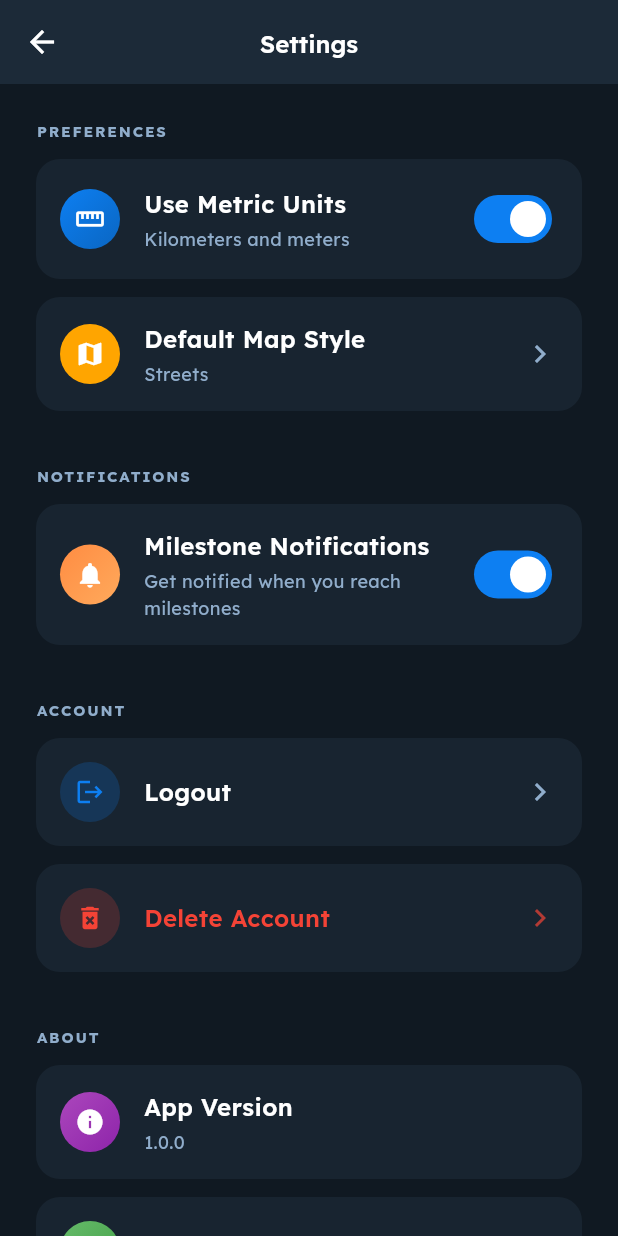
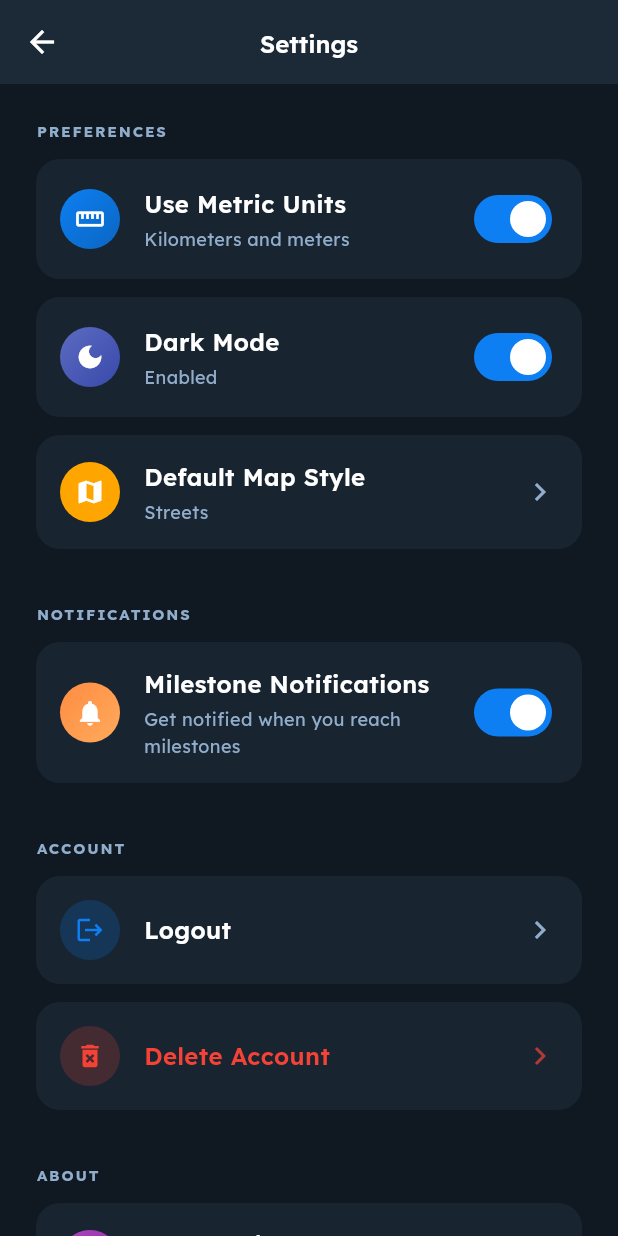
Before and after one commit to Happyloopgit/runtocanada, a Flutter app: the SettingsScreen screen opened by its route, on a phone screen of 412 x 824 dp. Run offline on Flutter 3.47's test engine with Material 3 defaults, Android fonts, the phone set to English and light mode, and no system bars; our stand-ins replace cached_network_image, cloud_firestore, connectivity_plus, dio, firebase_auth, firebase_core and 9 more; missing offline and left inert: mapbox_maps_flutter, purchases_flutter; accounts and stored records are empty.

Commit message:
Session 16: Implement dark mode toggle infrastructure & investigate root cause
Added dark mode toggle UI and state management:
- Added darkModeEnabled field to UserSettingsHive model with Hive persistence
- Created setDarkModeEnabled() method in SettingsNotifier
- Built dark mode toggle UI in settings screen (switch, icon, text)
- Created darkModeProvider for MaterialApp to watch
- Connected MaterialApp themeMode to darkModeProvider

Investigation findings:
- Provider system works correctly (state changes, notifications propagate)
- MaterialApp theme switching works correctly
- Root cause: All widgets use hardcoded dark colors (AppColors.backgroundDark, etc.)
  instead of Theme.of(context).colorScheme.*
- 611 color references across 40 files need updating to be theme-aware

Documentation:
- Added comprehensive Issue #60 to TESTING_ISSUES_LOG.md
- Documented root cause, solution plan, and next steps
- Systematic widget refactoring planned for Session 17

🤖 Generated with [Claude Code](https://claude.com/claude-code)

Co-Authored-By: Claude Sonnet 4.5 <noreply@anthropic.com>

```diff
--- a/app/lib/features/settings/presentation/screens/settings_screen.dart
+++ b/app/lib/features/settings/presentation/screens/settings_screen.dart
@@ -248,6 +248,75 @@ class SettingsScreen extends ConsumerWidget {
                       value: settings.useMetric,
                       onChanged: (value) {
                         ref.read(settingsNotifierProvider.notifier).setUseMetricUnits(value);
+                      },
+                      activeThumbColor: Colors.white,
+                      activeTrackColor: AppColors.primary,
+                    ),
+                  ],
+                ),
+              ),
+
+              // Dark Mode Toggle Card
+              SolidCard(
+                padding: const EdgeInsets.all(16),
+                margin: const EdgeInsets.only(bottom: 12),
+                child: Row(
+                  children: [
+                    // Icon
+                    Container(
+                      width: 40,
+                      height: 40,
+                      decoration: BoxDecoration(
+                        gradient: LinearGradient(
+                          colors: [
+                            Colors.indigo.shade400,
+                            Colors.indigo.shade600,
+                          ],
+                          begin: Alignment.topLeft,
+                          end: Alignment.bottomRight,
+                        ),
+                        shape: BoxShape.circle,
+                      ),
+                      child: Icon(
+                        settings.darkModeEnabled
+                            ? Icons.dark_mode
+                            : Icons.light_mode,
+                        color: Colors.white,
+                        size: 20,
+                      ),
+                    ),
+                    const SizedBox(width: 16),
+
+                    // Text
+                    Expanded(
+                      child: Column(
+                        crossAxisAlignment: CrossAxisAlignment.start,
+                        children: [
+                          Text(
+                            'Dark Mode',
+                            style: AppTextStyles.bodyLarge.copyWith(
+                              color: AppColors.textPrimaryDark,
+                              fontWeight: FontWeight.w600,
+                            ),
+                          ),
+                          const SizedBox(height: 2),
+                          Text(
+                            settings.darkModeEnabled
+                                ? 'Enabled'
+                                : 'Disabled',
+                            style: AppTextStyles.bodySmall.copyWith(
+                              color: AppColors.textSecondaryDark,
+                            ),
+                          ),
+                        ],
+                      ),
+                    ),
+
+                    // Switch
+                    Switch(
+                      value: settings.darkModeEnabled,
+                      onChanged: (value) {
+                        ref.read(settingsNotifierProvider.notifier).setDarkModeEnabled(value);
                       },
                       activeThumbColor: Colors.white,
                       activeTrackColor: AppColors.primary,
--- a/app/lib/main.dart
+++ b/app/lib/main.dart
@@ -11,6 +11,7 @@ import 'package:run_to_canada/core/theme/app_theme.dart';
 import 'package:run_to_canada/firebase_options.dart';
 import 'package:run_to_canada/core/data/services/hive_service.dart';
 import 'package:run_to_canada/core/services/ad_service.dart';
+import 'package:run_to_canada/features/settings/presentation/providers/settings_providers.dart';
 
 void main() async {
   // Ensure Flutter bindings are initialized
@@ -62,15 +63,18 @@ class MyApp extends ConsumerWidget {
 
   @override
   Widget build(BuildContext context, WidgetRef ref) {
+    // Watch dark mode setting specifically for theme changes
+    final darkModeEnabled = ref.watch(darkModeProvider);
+
     return MaterialApp(
       // App configuration
       title: AppConstants.appName,
       debugShowCheckedModeBanner: false,
 
-      // Theme - Light theme default with dark theme support
+      // Theme - Respects user's dark mode preference
       theme: AppTheme.lightTheme,
       darkTheme: AppTheme.darkTheme,
-      themeMode: ThemeMode.system, // Respects user's device settings
+      themeMode: darkModeEnabled ? ThemeMode.dark : ThemeMode.light,
 
       // Routing - start with initial screen (checks onboarding status)
       initialRoute: RouteConstants.initialRoute,
```
Also changed, not shown: app/lib/features/settings/domain/models/user_settings_hive.dart (+8 -0 lines), app/lib/features/settings/presentation/providers/settings_providers.dart (+14 -0 lines), app/lib/features/settings/domain/models/user_settings_hive.g.dart, 1 other file.
